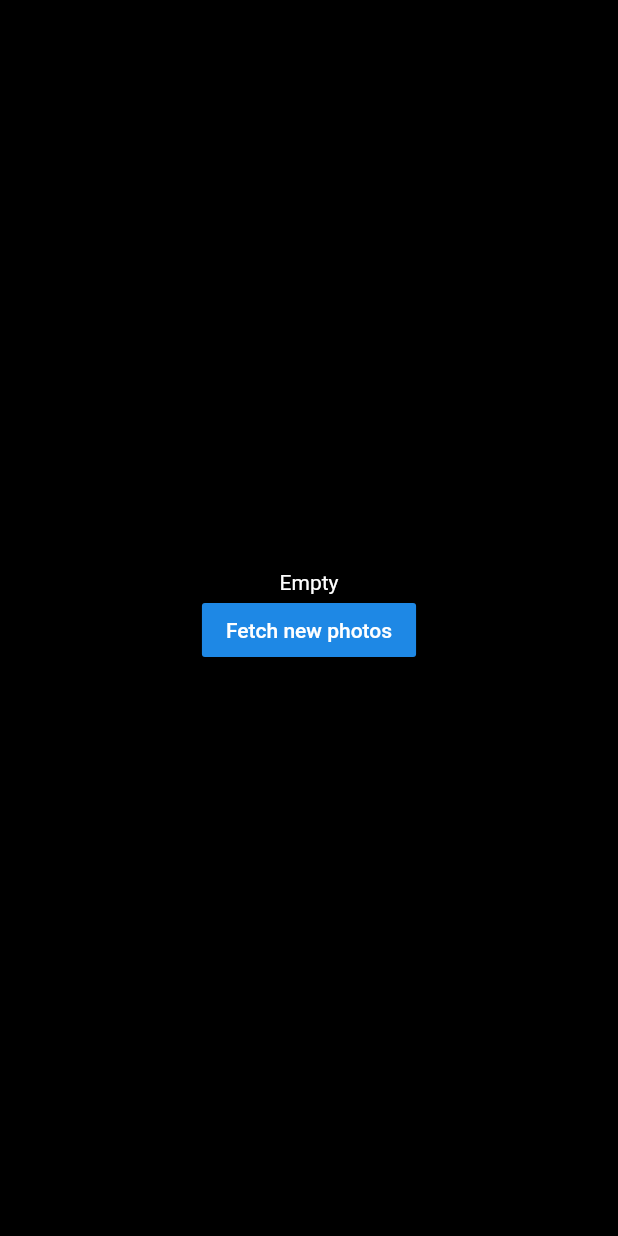
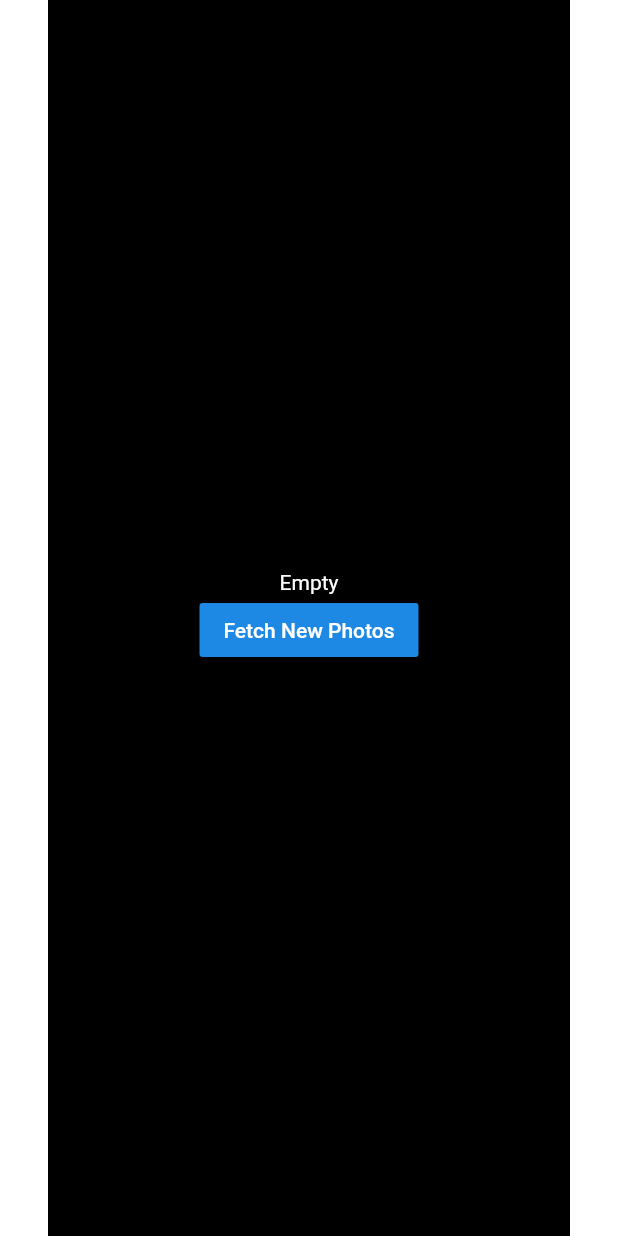
Before and after one commit to theVinesh/splash, a Flutter app: the screen it shows after launch, on a phone screen of 412 x 824 dp. Run offline on Flutter 3.47's test engine with Material 2 defaults, Android fonts, the phone set to English and light mode, and no system bars; our stand-ins replace bloc, equatable, flutter_bloc.

Commit message:
Code Rearrangement and UI Tweaks

```diff
--- a/lib/app/app.dart
+++ b/lib/app/app.dart
@@ -1,18 +1,16 @@
 import 'package:flutter/material.dart';
-import 'package:flutter_bloc/flutter_bloc.dart';
-import 'package:meta/meta.dart';
+import 'package:http/http.dart' as http;
+import 'package:splash/app/home/repository/photos_repository.dart';
+import 'package:splash/app/unsplash_api_client.dart';
 
-import 'package:splash/app/photo_repository.dart';
-
-import 'bloc/app_bloc.dart';
-import 'home/home_page.dart';
+import 'home/ui/home_page.dart';
 
 class App extends StatelessWidget {
-  final PhotoRepository repository;
-
-  App({Key key, @required this.repository})
-      : assert(repository != null),
-        super(key: key);
+  final PhotosRepository _repository = PhotosRepository(
+    unsplashApiClient: UnsplashApiClient(
+      httpClient: http.Client(),
+    ),
+  );
 
   @override
   Widget build(BuildContext context) {
@@ -21,10 +19,7 @@ class App extends StatelessWidget {
       themeMode: ThemeMode.dark,
       debugShowCheckedModeBanner: false,
       title: "Splash",
-      home: BlocProvider(
-        create: (_) => AppBloc(repository: repository),
-        child: HomePage(),
-      ),
+      home: HomePage(repository: _repository),
     );
   }
 }
--- a/lib/app/bloc/app_bloc.dart
+++ b/lib/app/home/bloc/home_bloc.dart
@@ -1,20 +1,20 @@
 import 'package:bloc/bloc.dart';
 import 'package:meta/meta.dart';
-import 'package:splash/app/bloc/app_event.dart';
-import 'package:splash/app/bloc/app_state.dart';
+import 'package:splash/app/home/bloc/home_event.dart';
+import 'package:splash/app/home/bloc/home_state.dart';
 import 'package:splash/app/model/photo_model.dart';
-import 'package:splash/app/photo_repository.dart';
+import 'package:splash/app/home/repository/photos_repository.dart';
 
-class AppBloc extends Bloc<AppEvent, AppState> {
-  final PhotoRepository repository;
+class HomeBloc extends Bloc<HomeEvent, HomeState> {
+  final PhotosRepository repository;
 
-  AppBloc({@required this.repository}) : assert(repository != null);
+  HomeBloc({@required this.repository}) : assert(repository != null);
 
   @override
-  AppState get initialState => Empty();
+  HomeState get initialState => Empty();
 
   @override
-  Stream<AppState> mapEventToState(AppEvent event) async* {
+  Stream<HomeState> mapEventToState(HomeEvent event) async* {
     if (event is FetchPhotos) {
       yield Loading();
       try {
--- a/lib/app/bloc/app_event.dart
+++ b/lib/app/home/bloc/home_event.dart
@@ -1,10 +1,10 @@
 import 'package:equatable/equatable.dart';
 
-abstract class AppEvent extends Equatable {
-  const AppEvent();
+abstract class HomeEvent extends Equatable {
+  const HomeEvent();
 }
 
-class FetchPhotos extends AppEvent {
+class FetchPhotos extends HomeEvent {
   const FetchPhotos();
 
   @override
--- a/lib/app/bloc/app_state.dart
+++ b/lib/app/home/bloc/home_state.dart
@@ -2,18 +2,18 @@ import 'package:equatable/equatable.dart';
 import 'package:meta/meta.dart';
 import 'package:splash/app/model/photo_model.dart';
 
-abstract class AppState extends Equatable {
-  const AppState();
+abstract class HomeState extends Equatable {
+  const HomeState();
 
   @override
   List<Object> get props => [];
 }
 
-class Empty extends AppState {}
+class Empty extends HomeState {}
 
-class Loading extends AppState {}
+class Loading extends HomeState {}
 
-class Loaded extends AppState {
+class Loaded extends HomeState {
   final List<PhotoModel> photos;
 
   const Loaded({@required this.photos}) : assert(photos != null);
@@ -22,7 +22,7 @@ class Loaded extends AppState {
   List<Object> get props => [photos];
 }
 
-class Error extends AppState {
+class Error extends HomeState {
   final String message;
 
   const Error({@required this.message}) : assert(message != null);
--- a/lib/app/home/home_page.dart
+++ /dev/null
@@ -1,63 +0,0 @@
-import 'package:flutter/material.dart';
-import 'package:flutter_bloc/flutter_bloc.dart';
-import 'package:splash/app/bloc/app_bloc.dart';
-import 'package:splash/app/bloc/app_event.dart';
-import 'package:splash/app/bloc/app_state.dart';
-import 'package:splash/app/home/photo.dart';
-
-class HomePage extends StatelessWidget {
-  @override
-  Widget build(BuildContext context) {
-    return Scaffold(
-      body: BlocBuilder<AppBloc, AppState>(builder: (_, state) {
-        if (state is Empty) {
-          return Center(
-            child: Column(
-              mainAxisAlignment: MainAxisAlignment.center,
-              children: [
-                Text('Empty'),
-                RaisedButton(
-                  child: Text("Fetch new photos"),
-                  onPressed: () => _refreshData(context),
-                )
-              ],
-            ),
-          );
-        }
-        if (state is Error) {
-          return Center(
-            child: Column(
-              mainAxisAlignment: MainAxisAlignment.center,
-              children: [
-                Text('Error : ${state.message}'),
-                RaisedButton(
-                  child: Text("Try again"),
-                  onPressed: () => _refreshData(context),
-                )
-              ],
-            ),
-          );
-        }
-        if (state is Loaded) {
-          final photos = state.photos;
-          return RefreshIndicator(
-            onRefresh: () => _refreshData(context),
-            child: ListView.builder(
-              itemCount: photos.length,
-              itemBuilder: (context, index) => Photo(
-                photo: photos[index],
-              ),
-            ),
-          );
-        }
-        return Center(
-          child: CircularProgressIndicator(),
-        );
-      }),
-    );
-  }
-
-  Future<void> _refreshData(BuildContext context) async {
-    BlocProvider.of<AppBloc>(context).add(FetchPhotos());
-  }
-}
--- a/lib/app/photo_repository.dart
+++ b/lib/app/home/repository/photos_repository.dart
@@ -1,14 +1,14 @@
 import 'dart:async';
 
 import 'package:meta/meta.dart';
+import 'package:splash/app/model/photo_model.dart';
 import 'package:splash/app/unsplash_api_client.dart';
 
-import 'model/photo_model.dart';
 
-class PhotoRepository {
+class PhotosRepository {
   final UnsplashApiClient unsplashApiClient;
 
-  PhotoRepository({@required this.unsplashApiClient})
+  PhotosRepository({@required this.unsplashApiClient})
       : assert(unsplashApiClient != null);
 
   Future<List<PhotoModel>> fetchPhotos() async {
--- /dev/null
+++ b/lib/app/home/ui/home_page.dart
@@ -0,0 +1,74 @@
+import 'package:flutter/material.dart';
+import 'package:flutter_bloc/flutter_bloc.dart';
+import 'package:meta/meta.dart';
+import 'package:splash/app/home/bloc/home_bloc.dart';
+import 'package:splash/app/home/bloc/home_event.dart';
+import 'package:splash/app/home/bloc/home_state.dart';
+import 'package:splash/app/home/repository/photos_repository.dart';
+import 'package:splash/app/home/ui/photo.dart';
+
+class HomePage extends StatelessWidget {
+  final PhotosRepository repository;
+
+  const HomePage({Key key, @required this.repository})
+      : assert(repository != null),
+        super(key: key);
+
+  @override
+  Widget build(BuildContext context) {
+    return Container(
+      padding: EdgeInsets.symmetric(horizontal: 32),
+      child: BlocProvider(
+        create: (_) => HomeBloc(repository: repository),
+        child: Scaffold(
+          body: BlocBuilder<HomeBloc, HomeState>(builder: (context, state) {
+            if (state is Loading) {
+              return Center(
+                child: CircularProgressIndicator(),
+              );
+            }
+            if (state is Loaded) {
+              final photos = state.photos;
+              return RefreshIndicator(
+                onRefresh: () => _refreshData(context),
+                child: ListView.builder(
+                  itemCount: photos.length,
+                  itemBuilder: (context, index) => Photo(
+                    photo: photos[index],
+                  ),
+                ),
+              );
+            }
+
+            return _buildError(state, context);
+          }),
+        ),
+      ),
+    );
+  }
+
+  Widget _buildError(HomeState state, BuildContext context) {
+    final message = (state is Error) ? state.message : "Empty";
+    final actionText = (state is Error) ? "Try Again" : "Fetch New Photos";
+
+    return Center(
+      child: Column(
+        mainAxisAlignment: MainAxisAlignment.center,
+        children: [
+          Text(
+            message,
+            textAlign: TextAlign.center,
+          ),
+          RaisedButton(
+            child: Text(actionText),
+            onPressed: () => _refreshData(context),
+          )
+        ],
+      ),
+    );
+  }
+
+  Future<void> _refreshData(BuildContext context) async {
+    BlocProvider.of<HomeBloc>(context).add(FetchPhotos());
+  }
+}
--- a/lib/app/model/photo_model.dart
+++ b/lib/app/model/photo_model.dart
@@ -1,5 +1,7 @@
 import 'package:equatable/equatable.dart';
+import 'package:meta/meta.dart';
 
+@immutable
 class PhotoModel extends Equatable {
   final String id;
   final int width;
```
Also changed, not shown: lib/app/detail/detail_page.dart (+24 -5 lines), lib/app/home/ui/photo.dart (renamed from lib/app/home/photo.dart, +25 -5 lines), lib/main.dart (+1 -8 lines), lib/app/util/color_extensions.dart (renamed from lib/app/color_extensions.dart), 1 other file.
